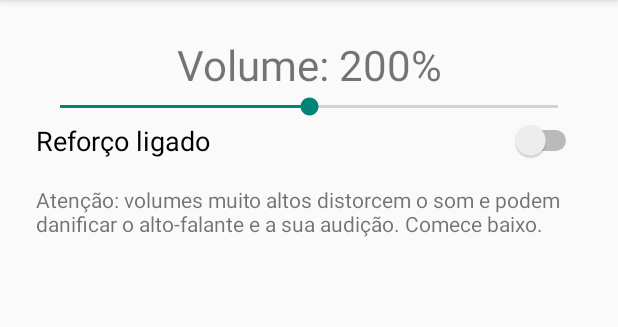
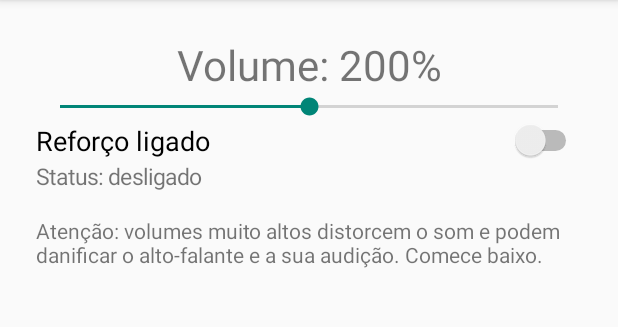
Before and after one commit to AdrielDavi/VolumeVBooster, an Android app: the screen it shows after launch (MainActivity), on a phone screen of 412 x 824 dp, the part 84-411 px from its top. Run offline under Robolectric (Android 15) with nearby library versions, the phone set to English and light mode, and no system bars.

Commit message:
Update MainActivity.java

```diff
--- a/app/src/main/java/com/exemplo/volumeboost/MainActivity.java
+++ b/app/src/main/java/com/exemplo/volumeboost/MainActivity.java
@@ -14,16 +14,15 @@ import android.widget.TextView;
 public class MainActivity extends Activity {
     static final String PREFS = "boost";
     static final int MIN_PCT = 100, MAX_PCT = 300;
+    static MainActivity current;
 
     private SharedPreferences prefs;
-    private TextView label;
-    private Switch toggle;
+    private TextView label, status;
 
     @Override
     protected void onCreate(Bundle b) {
         super.onCreate(b);
         prefs = getSharedPreferences(PREFS, MODE_PRIVATE);
-
         if (Build.VERSION.SDK_INT >= 33) {
             requestPermissions(new String[]{"android.permission.POST_NOTIFICATIONS"}, 1);
         }
@@ -31,7 +30,6 @@ public class MainActivity extends Activity {
         int pad = (int) (24 * getResources().getDisplayMetrics().density);
         LinearLayout root = new LinearLayout(this);
         root.setOrientation(LinearLayout.VERTICAL);
-        root.setGravity(Gravity.CENTER_HORIZONTAL);
         root.setPadding(pad, pad, pad, pad);
 
         label = new TextView(this);
@@ -42,10 +40,14 @@ public class MainActivity extends Activity {
         bar.setMax(MAX_PCT - MIN_PCT);
         bar.setProgress(prefs.getInt("pct", 200) - MIN_PCT);
 
-        toggle = new Switch(this);
+        Switch toggle = new Switch(this);
         toggle.setText("Reforço ligado");
         toggle.setTextSize(18);
         toggle.setChecked(prefs.getBoolean("on", false));
+
+        status = new TextView(this);
+        status.setTextSize(15);
+        status.setText("Status: desligado");
 
         TextView aviso = new TextView(this);
         aviso.setText("\nAtenção: volumes muito altos distorcem o som e podem "
@@ -55,6 +57,7 @@ public class MainActivity extends Activity {
         root.addView(bar, new LinearLayout.LayoutParams(
                 LinearLayout.LayoutParams.MATCH_PARENT, LinearLayout.LayoutParams.WRAP_CONTENT));
         root.addView(toggle);
+        root.addView(status);
         root.addView(aviso);
         setContentView(root);
         updateLabel();
@@ -63,17 +66,22 @@ public class MainActivity extends Activity {
             public void onProgressChanged(SeekBar s, int p, boolean fromUser) {
                 prefs.edit().putInt("pct", p + MIN_PCT).apply();
                 updateLabel();
+                if (prefs.getBoolean("on", false)) apply();
             }
             public void onStartTrackingTouch(SeekBar s) {}
-            public void onStopTrackingTouch(SeekBar s) { apply(); }
+            public void onStopTrackingTouch(SeekBar s) {}
         });
         toggle.setOnCheckedChangeListener((v, on) -> {
             prefs.edit().putBoolean("on", on).apply();
             apply();
         });
-
         if (toggle.isChecked()) apply();
     }
+
+    @Override protected void onResume() { super.onResume(); current = this; }
+    @Override protected void onPause() { current = null; super.onPause(); }
+
+    void showStatus(String s) { runOnUiThread(() -> status.setText("Status: " + s)); }
 
     private void updateLabel() {
         label.setText("Volume: " + prefs.getInt("pct", 200) + "%");
@@ -85,6 +93,7 @@ public class MainActivity extends Activity {
             startForegroundService(i);
         } else {
             stopService(i);
+            showStatus("desligado");
         }
     }
 }
```
